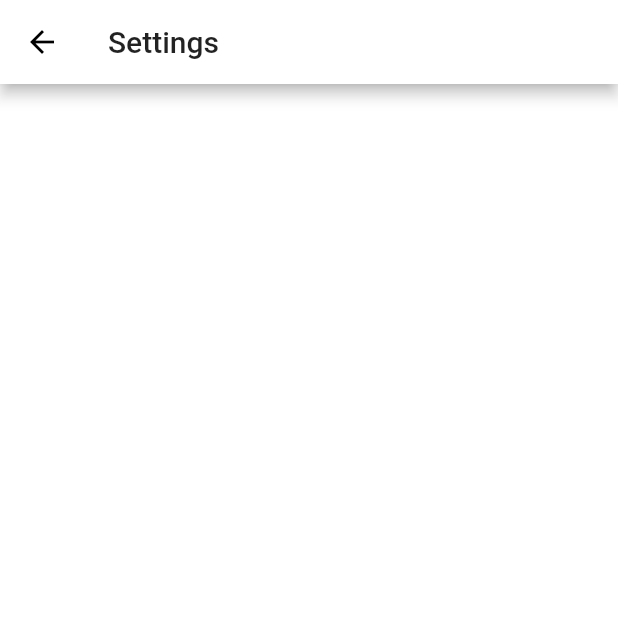
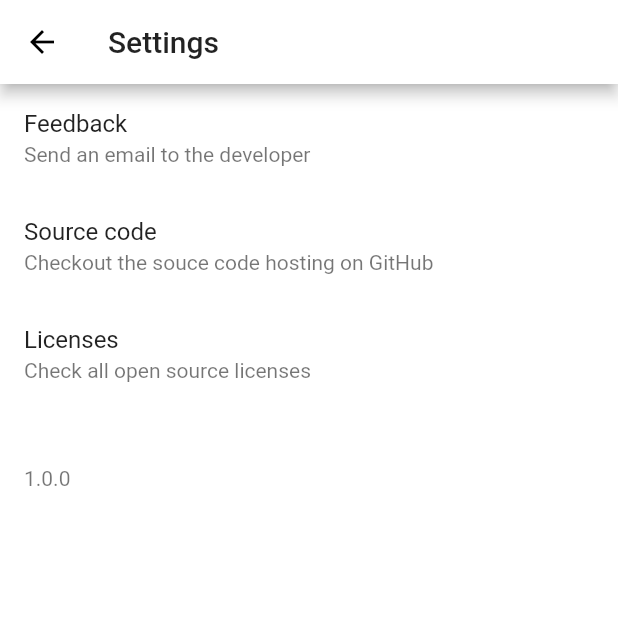
Before and after one commit to HenryQuan/HabitApp, a Flutter app: the SettingsPage screen opened by its route, on a phone screen of 412 x 824 dp, the top half of it. Run offline on Flutter 3.47's test engine with Material 2 defaults, Android fonts, the phone set to English and light mode, and no system bars; our stand-ins replace share, shared_preferences, vibration, wakelock; accounts and stored records are empty; statements that could not run were skipped.

Commit message:
license crashes for some reason, convert countdownpage to stateless widget and updated settings page

```diff
--- a/HabitApp/lib/main.dart
+++ b/HabitApp/lib/main.dart
@@ -24,7 +24,7 @@ class MyApp extends StatelessWidget {
       ),
       darkTheme: ThemeData(
         brightness: Brightness.dark,
-        scaffoldBackgroundColor: Colors.black,
+        // scaffoldBackgroundColor: Colors.black,
       ),
       themeMode: ThemeMode.system,
       initialRoute: LocalData().getInitialRoute(),
--- a/HabitApp/lib/src/ui/pages/SettingsPage.dart
+++ b/HabitApp/lib/src/ui/pages/SettingsPage.dart
@@ -1,4 +1,5 @@
 import 'package:flutter/material.dart';
+import 'package:url_launcher/url_launcher.dart';
 
 /// SettingsPage class
 class SettingsPage extends StatefulWidget {
@@ -16,7 +17,37 @@ class _SettingsPageState extends State<SettingsPage> {
       appBar: AppBar(
         title: Text('Settings')
       ),
-      body: Container(),
+      body: ListView(
+        children: <Widget>[
+          ListTile(
+            title: Text('Feedback'),
+            subtitle: Text('Send an email to the developer'),
+            onTap: () {
+              showLicensePage(context: context);
+            },
+          ),
+          ListTile(
+            onTap: () {
+              launch('https://github.com/HenryQuan/HabitApp');
+            },
+            title: Text('Source code'),
+            subtitle: Text('Checkout the souce code hosting on GitHub'),
+          ),
+          ListTile(
+            title: Text('Licenses'),
+            subtitle: Text('Check all open source licenses'),
+            onTap: () {
+              showLicensePage(context: context);
+            },
+          ),
+          ListTile(
+            onTap: () {
+              launch('https://github.com/HenryQuan/HabitApp');
+            },
+            subtitle: Text('1.0.0'),
+          ),
+        ],
+      )
     );
   }
 }
```
Also changed, not shown: HabitApp/lib/src/ui/pages/CountDownPage.dart (+1 -7 lines), HabitApp/lib/src/ui/pages/HomePage.dart (+18 -14 lines), HabitApp/lib/src/ui/widgets/ResultWidget.dart (+34 -20 lines).
